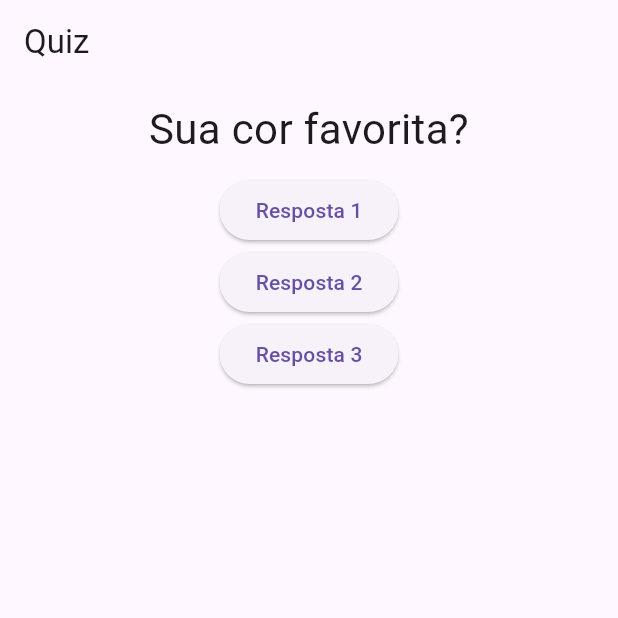
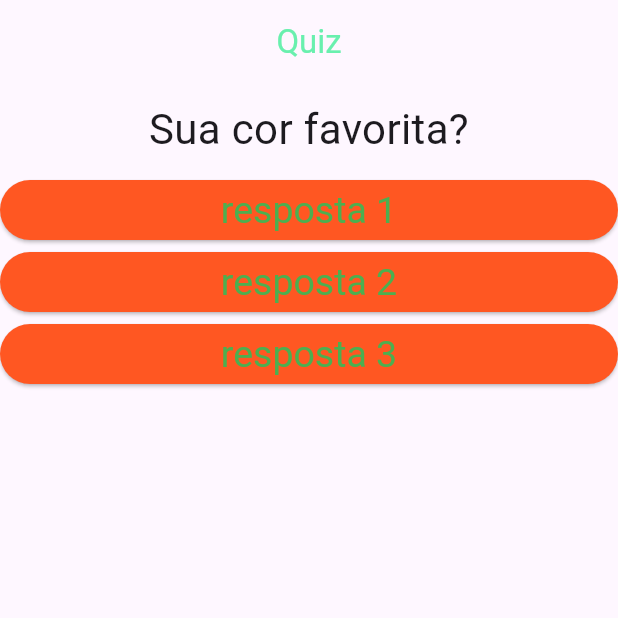
Before and after one commit to Bazchh/flutter_quiz_project, a Flutter app: the screen it shows after launch, on a phone screen of 412 x 824 dp, the top half of it. Run offline on Flutter 3.47's test engine with Material 3 defaults, Android fonts, the phone set to English and light mode, and no system bars.

Commit message:
modificando parametros da func respsotas

```diff
--- a/lib/main.dart
+++ b/lib/main.dart
@@ -2,6 +2,7 @@
 
 import 'package:flutter/material.dart';
 import './quiz.dart';
+import './resposta.dart';
 
 main() => runApp(QuizApp());
 
@@ -25,24 +26,13 @@ class _QuizAppState extends State<QuizApp> {
 
     return MaterialApp(
       home: Scaffold(
-        appBar: AppBar(
-          title: Text('Quiz'),
-        ),
+        appBar: AppBar(title: Text('Quiz'), centerTitle: true, foregroundColor: Colors.greenAccent),
         body: Column(
           children: <Widget>[
             Quiz(quiz[_perguntaSeleiconada]),
-            ElevatedButton(
-              onPressed: _respostas,
-              child: Text('Resposta 1'),
-            ),
-            ElevatedButton(
-              onPressed: _respostas,
-              child: Text('Resposta 2'),
-            ),
-            ElevatedButton(
-              onPressed: _respostas,
-              child: Text('Resposta 3'),
-            ),
+            resposta('resposta 1',_respostas),
+            resposta('resposta 2',_respostas),
+            resposta('resposta 3',_respostas),
           ],
         ),
       ),
```
